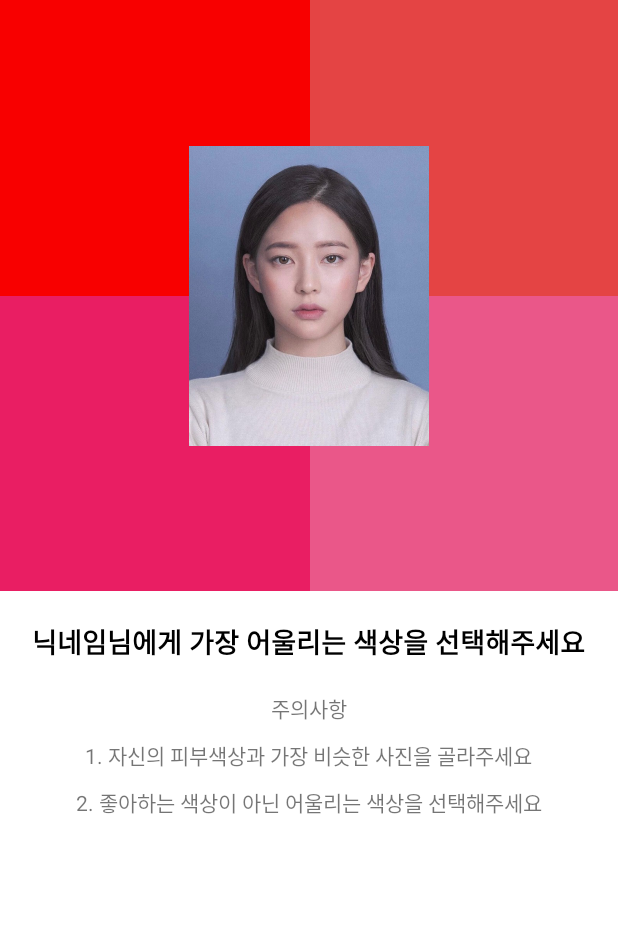
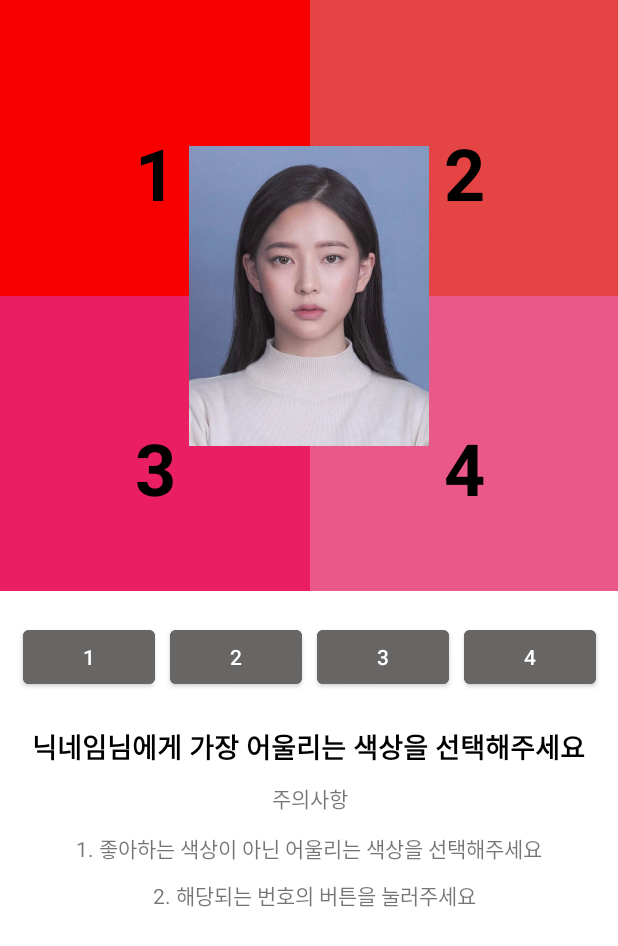
Before and after one commit to ClosetProject/ClosetProject, an Android app: the screen it shows after launch (myAnalysisPage), on a phone screen of 412 x 824 dp. Shown: the top 946 px of the screen. Run offline under Robolectric (Android 15) with nearby library versions, the phone set to English and light mode, and no system bars.

```diff
--- /dev/null
+++ b/app/src/main/res/drawable/btn_color.xml
@@ -0,0 +1,15 @@
+<?xml version="1.0" encoding="utf-8"?>
+<shape xmlns:android="http://schemas.android.com/apk/res/android"
+    android:shape="rectangle" android:padding = "10dp">
+    <!-- 버튼 색깔 -->
+    <solid android:color="#FFFFFF"/>
+    <!-- 네 귀퉁이? 모양 -->
+    <corners
+        android:bottomLeftRadius="20dp"
+        android:bottomRightRadius="20dp"
+        android:topLeftRadius="20dp"
+        android:topRightRadius="20dp"/>
+    <!-- 테두리 색깔 -->
+    <stroke android:width="2dp"
+        android:color="#000000"/>
+</shape>
--- a/app/src/main/res/layout/activity_my_analysis_page.xml
+++ b/app/src/main/res/layout/activity_my_analysis_page.xml
@@ -29,27 +29,24 @@
         tools:layout_editor_absoluteX="106dp" />
 
     <TextView
-        android:id="@+id/textView65"
+        android:id="@+id/textView87"
         android:layout_width="wrap_content"
         android:layout_height="wrap_content"
-        android:layout_marginTop="20dp"
-        android:text="닉네임님에게 가장 어울리는 색상을 선택해주세요"
-        android:textColor="#000000"
-        android:textSize="18dp"
-        android:textStyle="bold"
-        app:layout_constraintEnd_toEndOf="parent"
-        app:layout_constraintHorizontal_bias="0.498"
-        app:layout_constraintStart_toStartOf="parent"
-        app:layout_constraintTop_toBottomOf="@+id/pager"
-        tools:ignore="MissingConstraints" />
+        android:layout_marginTop="12dp"
+        android:text="1. 좋아하는 색상이 아닌 어울리는 색상을 선택해주세요"
+        app:layout_constraintEnd_toEndOf="@+id/textView86"
+        app:layout_constraintHorizontal_bias="0.503"
+        app:layout_constraintStart_toStartOf="@+id/textView86"
+        app:layout_constraintTop_toBottomOf="@+id/textView86" />
 
     <TextView
         android:id="@+id/textView88"
         android:layout_width="wrap_content"
         android:layout_height="wrap_content"
         android:layout_marginTop="10dp"
-        android:text="2. 좋아하는 색상이 아닌 어울리는 색상을 선택해주세요"
+        android:text="2. 해당되는 번호의 버튼을 눌러주세요"
         app:layout_constraintEnd_toEndOf="@+id/textView87"
+        app:layout_constraintHorizontal_bias="0.538"
         app:layout_constraintStart_toStartOf="@+id/textView87"
         app:layout_constraintTop_toBottomOf="@+id/textView87" />
 
@@ -57,28 +54,149 @@
         android:id="@+id/textView86"
         android:layout_width="wrap_content"
         android:layout_height="wrap_content"
-        android:layout_marginTop="20dp"
+        android:layout_marginTop="10dp"
         android:text="주의사항"
         app:layout_constraintEnd_toEndOf="@+id/textView65"
+        app:layout_constraintHorizontal_bias="0.503"
         app:layout_constraintStart_toStartOf="@+id/textView65"
         app:layout_constraintTop_toBottomOf="@+id/textView65" />
 
     <TextView
-        android:id="@+id/textView87"
+        android:id="@+id/textView65"
         android:layout_width="wrap_content"
         android:layout_height="wrap_content"
-        android:layout_marginTop="10dp"
-        android:text="1. 자신의 피부색상과 가장 비슷한 사진을 골라주세요"
-        app:layout_constraintEnd_toEndOf="@+id/textView86"
-        app:layout_constraintHorizontal_bias="0.504"
-        app:layout_constraintStart_toStartOf="@+id/textView86"
-        app:layout_constraintTop_toBottomOf="@+id/textView86" />
+        android:layout_marginTop="90dp"
+        android:text="닉네임님에게 가장 어울리는 색상을 선택해주세요"
+        android:textColor="#000000"
+        android:textSize="18dp"
+        android:textStyle="bold"
+        app:layout_constraintEnd_toEndOf="parent"
+        app:layout_constraintHorizontal_bias="0.489"
+        app:layout_constraintStart_toStartOf="parent"
+        app:layout_constraintTop_toBottomOf="@+id/pager"
+        tools:ignore="MissingConstraints" />
 
     <androidx.constraintlayout.widget.Guideline
         android:id="@+id/guideline10"
         android:layout_width="wrap_content"
         android:layout_height="wrap_content"
         android:orientation="horizontal"
-        app:layout_constraintGuide_percent="0.5978756" />
+        app:layout_constraintGuide_begin="394dp" />
+
+    <androidx.constraintlayout.widget.Guideline
+        android:id="@+id/guideline19"
+        android:layout_width="wrap_content"
+        android:layout_height="wrap_content"
+        android:orientation="vertical"
+        app:layout_constraintGuide_percent="0.50121653" />
+
+    <androidx.constraintlayout.widget.Guideline
+        android:id="@+id/guideline20"
+        android:layout_width="wrap_content"
+        android:layout_height="wrap_content"
+        android:orientation="horizontal"
+        app:layout_constraintGuide_percent="0.27921093" />
+
+    <TextView
+        android:id="@+id/textView89"
+        android:layout_width="0dp"
+        android:layout_height="0dp"
+        android:gravity="center"
+        android:text="1"
+        android:textColor="#000000"
+        android:textSize="48sp"
+        android:textStyle="bold"
+        app:layout_constraintBottom_toTopOf="@+id/guideline20"
+        app:layout_constraintEnd_toStartOf="@+id/guideline19"
+        app:layout_constraintStart_toStartOf="parent"
+        app:layout_constraintTop_toTopOf="parent" />
+
+    <TextView
+        android:id="@+id/textView90"
+        android:layout_width="0dp"
+        android:layout_height="0dp"
+        android:gravity="center"
+        android:text="2"
+        android:textColor="#000000"
+        android:textSize="48sp"
+        android:textStyle="bold"
+        app:layout_constraintBottom_toTopOf="@+id/guideline20"
+        app:layout_constraintEnd_toEndOf="parent"
+        app:layout_constraintStart_toStartOf="@+id/guideline19"
+        app:layout_constraintTop_toTopOf="parent" />
+
+    <TextView
+        android:id="@+id/textView91"
+        android:layout_width="0dp"
+        android:layout_height="0dp"
+        android:gravity="center"
+        android:text="4"
+        android:textColor="#000000"
+        android:textSize="48sp"
+        android:textStyle="bold"
+        app:layout_constraintBottom_toTopOf="@+id/guideline10"
+        app:layout_constraintEnd_toEndOf="parent"
+        app:layout_constraintStart_toStartOf="@+id/guideline19"
+        app:layout_constraintTop_toTopOf="@+id/guideline20" />
+
+    <TextView
+        android:id="@+id/textView92"
+        android:layout_width="0dp"
+        android:layout_height="0dp"
+        android:gravity="center"
+        android:text="3"
+        android:textColor="#000000"
+        android:textSize="48sp"
+        android:textStyle="bold"
+        app:layout_constraintBottom_toTopOf="@+id/guideline10"
+        app:layout_constraintEnd_toStartOf="@+id/guideline19"
+        app:layout_constraintStart_toStartOf="parent"
+        app:layout_constraintTop_toTopOf="@+id/guideline20" />
+
+    <Button
+        android:id="@+id/button"
+        android:layout_width="wrap_content"
+        android:layout_height="wrap_content"
+        android:layout_marginStart="15dp"
+        android:layout_marginTop="20dp"
+        android:backgroundTint="#686565"
+        android:text="1"
+        app:layout_constraintStart_toStartOf="parent"
+        app:layout_constraintTop_toTopOf="@+id/guideline10" />
+
+    <Button
+        android:id="@+id/button2"
+        android:layout_width="wrap_content"
+        android:layout_height="wrap_content"
+        android:layout_marginStart="10dp"
+        android:backgroundTint="#686565"
+        android:text="2"
+        app:layout_constraintBottom_toBottomOf="@+id/button"
+        app:layout_constraintStart_toEndOf="@+id/button"
+        app:layout_constraintTop_toTopOf="@+id/button" />
+
+    <Button
+        android:id="@+id/button3"
+        android:layout_width="wrap_content"
+        android:layout_height="wrap_content"
+        android:layout_marginStart="10dp"
+        android:backgroundTint="#686565"
+        android:text="3"
+        app:layout_constraintBottom_toBottomOf="@+id/button"
+        app:layout_constraintStart_toEndOf="@+id/button2"
+        app:layout_constraintTop_toTopOf="@+id/button"
+        app:layout_constraintVertical_bias="1.0" />
+
+    <Button
+        android:id="@+id/button5"
+        android:layout_width="wrap_content"
+        android:layout_height="wrap_content"
+        android:layout_marginStart="10dp"
+        android:backgroundTint="#686565"
+        android:text="4"
+        app:layout_constraintBottom_toBottomOf="@+id/button"
+        app:layout_constraintStart_toEndOf="@+id/button3"
+        app:layout_constraintTop_toTopOf="@+id/button"
+        app:layout_constraintVertical_bias="0.0" />
 
 </androidx.constraintlayout.widget.ConstraintLayout>
```
